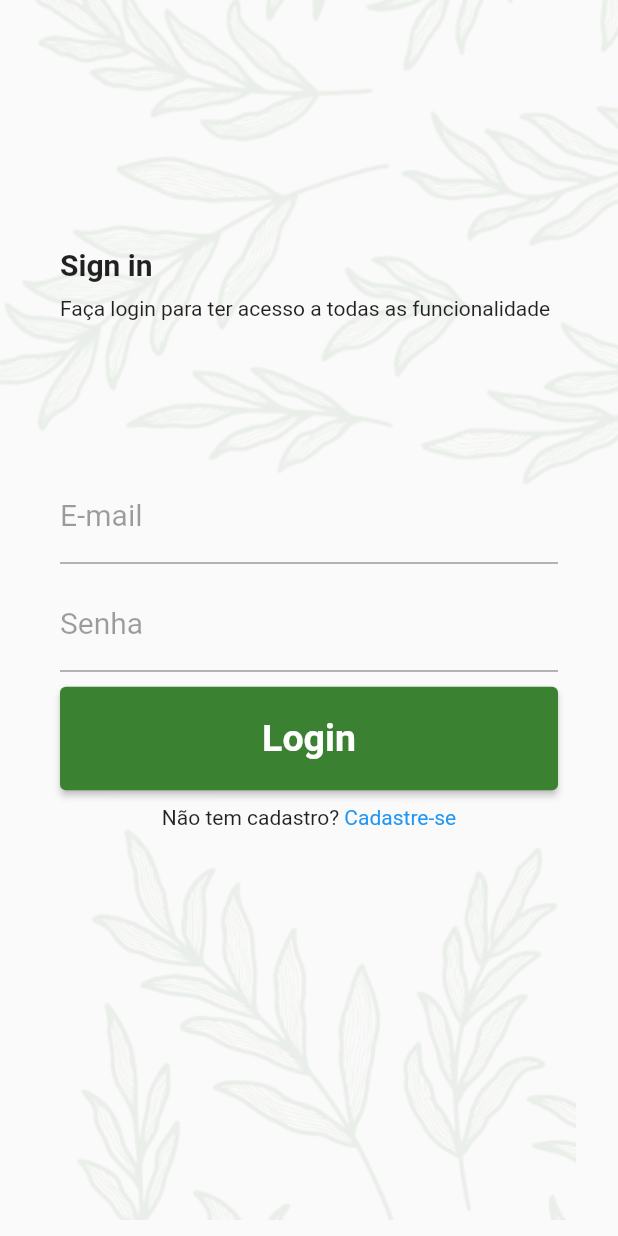
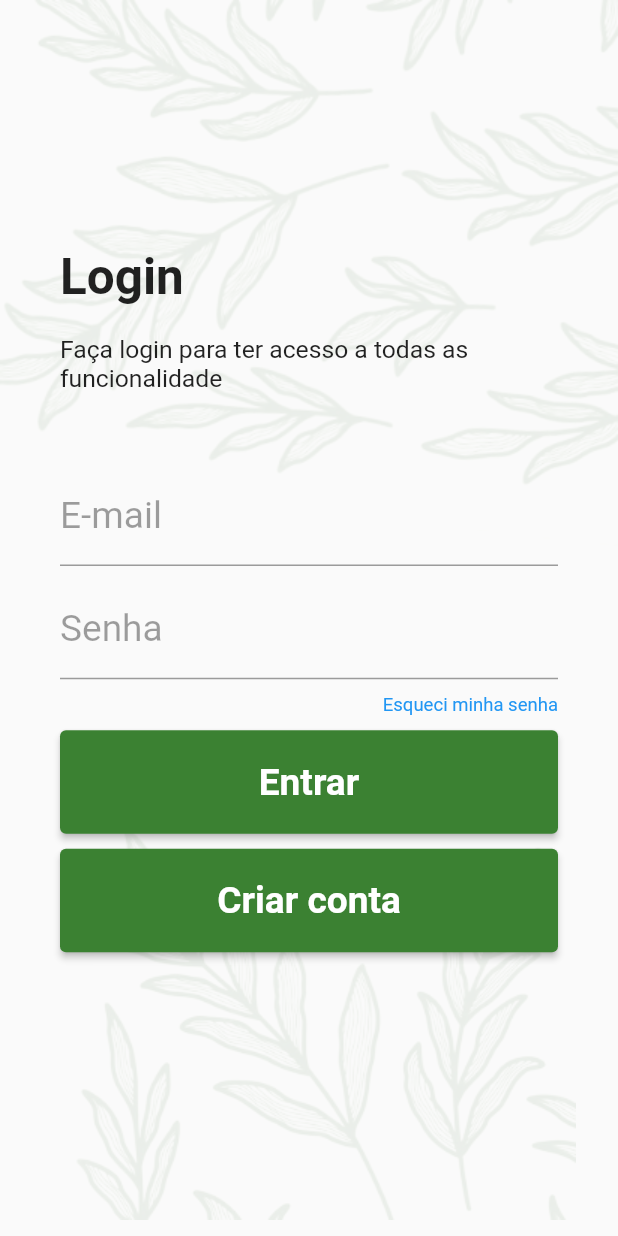
Before and after one commit to Thamiris-Higashiharaguti/reconhecimento-fitopatologias-app, a Flutter app: the screen it shows after launch, on a phone screen of 412 x 824 dp. Run offline on Flutter 3.47's test engine with Material 2 defaults, Android fonts, the phone set to English and light mode, and no system bars; our stand-ins replace cloud_firestore, dio, firebase_auth, firebase_core, firebase_storage, flutter_speed_dial and 2 more; missing offline and left inert: camera_camera; accounts and stored records are empty.

Commit message:
Ajuste para elementos e fontes responsivos

```diff
--- a/lib/view/login.view.dart
+++ b/lib/view/login.view.dart
@@ -41,6 +41,10 @@ class _LoginViewState extends State<LoginView> {
     }
   }
 
+  void cadastrar(BuildContext context) {
+    Navigator.pushNamed(context, '/cadastro');
+  }
+
   @override
   Widget build(BuildContext context) {
     Size size = MediaQuery.of(context).size;
@@ -55,36 +59,33 @@ class _LoginViewState extends State<LoginView> {
                   //autovalidateMode: AutovalidateMode.disabled,
                   key: formkey,
                   child: ListView(shrinkWrap: true, children: [
-                    Text(
-                      "Sign in",
-                      style:
-                          TextStyle(fontSize: 20, fontWeight: FontWeight.bold),
+                    Padding(
+                      padding: const EdgeInsets.only(bottom: 10),
+                      child: Text("Login", style: TextStyle(fontSize: size.height * 0.04, fontWeight: FontWeight.bold)),
                     ),
-                    SizedBox(
-                      height: 10,
+                    Padding(
+                      padding: const EdgeInsets.fromLTRB(0, 10, 0, 50),
+                      child: Text("Faça login para ter acesso a todas as funcionalidade", style: TextStyle(fontSize: size.height * 0.02)),
                     ),
-                    Text(
-                        "Faça login para ter acesso a todas as funcionalidade"),
-                    SizedBox(
-                      height: 100,
-                    ),
-                    TextFormField(
+                    Padding(
+                      padding: const EdgeInsets.only(bottom: 10),
+                      child: TextFormField(
                           controller: emailController,
                           keyboardType: TextInputType.emailAddress,
                           decoration: InputDecoration(
                               labelText: "E-mail",
                               labelStyle: TextStyle(
                                 color: Colors.black38,
-                              fontSize: 20,
+                                fontSize: size.height * 0.03,
                               )),
                           validator: MultiValidator([
                             RequiredValidator(errorText: "Campo obrigatório"),
                             EmailValidator(errorText: "Email inválido"),
                           ])),
-                    SizedBox(
-                      height: 10,
                     ),
-                    TextFormField(
+                    Padding(
+                      padding: const EdgeInsets.only(bottom: 10),
+                      child: TextFormField(
                           controller: passwordController,
                           keyboardType: TextInputType.text,
                           obscureText: true,
@@ -92,7 +93,7 @@ class _LoginViewState extends State<LoginView> {
                             labelText: "Senha",
                             labelStyle: TextStyle(
                               color: Colors.black38,
-                            fontSize: 20,
+                              fontSize: size.height * 0.03,
                             ),
                           ),
                           validator: MultiValidator([
@@ -104,18 +105,28 @@ class _LoginViewState extends State<LoginView> {
                                 r'^(?=.*?[A-Z])(?=.*?[a-z])(?=.*?[0-9]).{6,}$',
                                 errorText:
                                     'A senha deve conter números, letras maiúsculas e minúsculas')
-                        ])),
-                    SizedBox(
-                      height: 10,
+                          ])
                       ),
-                    ElevatedButton(
-                      child: Text("Login"),
+                    ),
+                    Row(
+                      mainAxisAlignment: MainAxisAlignment.end,
+                      children: [
+                        GestureDetector(
+                          child: Text("Esqueci minha senha", style: TextStyle(color: Colors.blue, fontSize: size.height * 0.015)),
+                          onTap: () {},
+                        )
+                      ]
+                    ),
+                    Padding(
+                      padding: const EdgeInsets.only(top:10),
+                      child: ElevatedButton(
+                        child: Text("Entrar"),
                         style: ElevatedButton.styleFrom(
                             primary: Color(0xFF3b8132),
                             padding: EdgeInsets.symmetric(
                                 horizontal: size.width * 0.1, vertical: 20),
                             textStyle: TextStyle(
-                              fontSize: 25, fontWeight: FontWeight.bold)),
+                                fontSize: size.height * 0.03, fontWeight: FontWeight.bold)),
                         onPressed: () => {
                           if (formkey.currentState!.validate())
                             {
@@ -123,18 +134,20 @@ class _LoginViewState extends State<LoginView> {
                             }
                         },
                       ),
-                    SizedBox(
-                      height: 10,
                     ),
-                    Row(mainAxisAlignment: MainAxisAlignment.center, children: [
-                      Text("Não tem cadastro? "),
-                      GestureDetector(
-                        child: Text("Cadastre-se",
-                            style: TextStyle(color: Colors.blue)),
-                        onTap: () =>
-                            (Navigator.pushNamed(context, '/cadastro')),
-                      )
-                    ]),
+                    Padding(
+                      padding: const EdgeInsets.only(top: 10),
+                      child: ElevatedButton(
+                        child: Text("Criar conta"),
+                        style: ElevatedButton.styleFrom(
+                            primary: Color(0xFF3b8132),
+                            padding: EdgeInsets.symmetric(
+                                horizontal: size.width * 0.1, vertical: 20),
+                            textStyle: TextStyle(
+                                fontSize: size.height * 0.03, fontWeight: FontWeight.bold)),
+                        onPressed: () => cadastrar(context),
+                      ),
+                    ),
                   ]),
                 ),
               ),
```
Also changed, not shown: lib/view/cadastro.view.dart (+33 -39 lines). Lines whose indentation alone changed are shown as unchanged.
